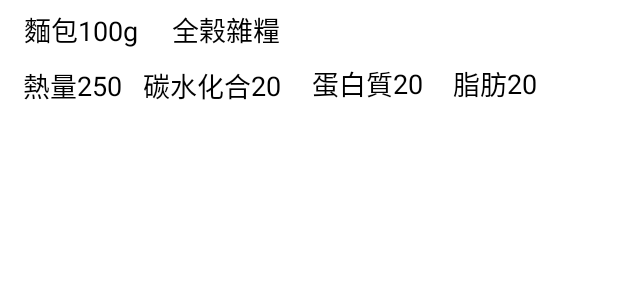
After one commit to YShann/rx-and-mvvm, an Android app: the layout recycler_item_food.xml on its own in the app's theme, with its tools: preview values and no code run, on a phone screen of 412 x 824 dp. The commit adds this screen. Shown: the top 300 px of the screen. Run offline under Robolectric (Android 15) with nearby library versions, the phone set to English and light mode, and no system bars.

Commit message:
新增-Food各個檔(依照User，但還沒實作畫面出來)
照User新增(Food、FoodModel、FoodAPI、FoodAPISource、FoodSource、FoodItem、FoodViewModel、recycler_item_food)各個檔

```diff
--- /dev/null
+++ b/app/src/main/res/layout/recycler_item_food.xml
@@ -0,0 +1,159 @@
+<?xml version="1.0" encoding="utf-8"?>
+<androidx.constraintlayout.widget.ConstraintLayout xmlns:android="http://schemas.android.com/apk/res/android"
+    xmlns:app="http://schemas.android.com/apk/res-auto"
+    xmlns:tools="http://schemas.android.com/tools"
+    android:layout_width="match_parent"
+    android:layout_height="wrap_content">
+
+    <TextView
+        android:id="@+id/textView"
+        android:layout_width="wrap_content"
+        android:layout_height="wrap_content"
+        android:layout_marginStart="16dp"
+        android:layout_marginBottom="8dp"
+        android:text="熱量"
+        android:textColor="@color/black"
+        android:textSize="18sp"
+        app:layout_constraintBottom_toBottomOf="parent"
+        app:layout_constraintEnd_toStartOf="@+id/recycler_item_food_energy"
+        app:layout_constraintStart_toStartOf="parent"
+        app:layout_constraintTop_toBottomOf="@+id/recycler_item_food_name" />
+
+    <TextView
+        android:id="@+id/recycler_item_food_name"
+        android:layout_width="80dp"
+        android:layout_height="wrap_content"
+        android:layout_marginStart="16dp"
+        android:layout_marginTop="6dp"
+        android:layout_marginBottom="10dp"
+        android:textColor="@color/black"
+        android:textSize="18sp"
+        app:layout_constraintBottom_toTopOf="@+id/textView"
+        app:layout_constraintEnd_toStartOf="@+id/recycler_item_food_type"
+        app:layout_constraintStart_toStartOf="parent"
+        app:layout_constraintTop_toTopOf="parent"
+        tools:text="麵包100g" />
+
+    <TextView
+        android:id="@+id/recycler_item_food_type"
+        android:layout_width="80dp"
+        android:layout_height="wrap_content"
+        android:layout_marginStart="18dp"
+        android:layout_marginTop="6dp"
+        android:layout_marginEnd="217dp"
+        android:layout_marginBottom="10dp"
+        android:textColor="@color/black"
+        android:textSize="18sp"
+        app:layout_constraintBottom_toTopOf="@+id/textView"
+        app:layout_constraintEnd_toEndOf="parent"
+        app:layout_constraintStart_toEndOf="@+id/recycler_item_food_name"
+        app:layout_constraintTop_toTopOf="parent"
+        app:layout_constraintVertical_bias="0.0"
+        tools:text="全榖雜糧" />
+
+    <TextView
+        android:id="@+id/textView2"
+        android:layout_width="wrap_content"
+        android:layout_height="wrap_content"
+        android:layout_marginTop="10dp"
+        android:layout_marginBottom="8dp"
+        android:text="碳水化合"
+        android:textColor="@color/black"
+        android:textSize="18sp"
+        app:layout_constraintBottom_toBottomOf="parent"
+        app:layout_constraintEnd_toStartOf="@+id/recycler_item_food_carbohydrate"
+        app:layout_constraintStart_toEndOf="@+id/recycler_item_food_energy"
+        app:layout_constraintTop_toBottomOf="@+id/recycler_item_food_type" />
+
+    <TextView
+        android:id="@+id/recycler_item_food_energy"
+        android:layout_width="wrap_content"
+        android:layout_height="wrap_content"
+        android:layout_marginTop="10dp"
+        android:layout_marginEnd="14dp"
+        android:layout_marginBottom="8dp"
+        android:textColor="@color/black"
+        android:textSize="18sp"
+        app:layout_constraintBottom_toBottomOf="parent"
+        app:layout_constraintEnd_toStartOf="@+id/textView2"
+        app:layout_constraintStart_toEndOf="@+id/textView"
+        app:layout_constraintTop_toBottomOf="@+id/recycler_item_food_name"
+        tools:text="250" />
+
+    <TextView
+        android:id="@+id/textView3"
+        android:layout_width="wrap_content"
+        android:layout_height="wrap_content"
+        android:layout_marginStart="11dp"
+        android:layout_marginTop="40dp"
+        android:layout_marginBottom="8dp"
+        android:text="蛋白質"
+        android:textColor="@color/black"
+        android:textSize="18sp"
+        app:layout_constraintBottom_toBottomOf="parent"
+        app:layout_constraintEnd_toStartOf="@+id/recycler_item_food_protein"
+        app:layout_constraintStart_toEndOf="@+id/recycler_item_food_carbohydrate"
+        app:layout_constraintTop_toTopOf="parent" />
+
+    <TextView
+        android:id="@+id/textView23"
+        android:layout_width="wrap_content"
+        android:layout_height="wrap_content"
+        android:layout_marginStart="10dp"
+        android:layout_marginTop="40dp"
+        android:layout_marginBottom="8dp"
+        android:text="脂肪"
+        android:textColor="@color/black"
+        android:textSize="18sp"
+        app:layout_constraintBottom_toBottomOf="parent"
+        app:layout_constraintEnd_toStartOf="@+id/recycler_item_food_fat"
+        app:layout_constraintStart_toEndOf="@+id/recycler_item_food_protein"
+        app:layout_constraintTop_toTopOf="parent" />
+
+    <TextView
+        android:id="@+id/recycler_item_food_carbohydrate"
+        android:layout_width="wrap_content"
+        android:layout_height="wrap_content"
+        android:layout_marginTop="10dp"
+        android:layout_marginEnd="9dp"
+        android:layout_marginBottom="8dp"
+        android:textColor="@color/black"
+        android:textSize="18sp"
+        app:layout_constraintBottom_toBottomOf="parent"
+        app:layout_constraintEnd_toStartOf="@+id/textView3"
+        app:layout_constraintStart_toEndOf="@+id/textView2"
+        app:layout_constraintTop_toBottomOf="@+id/recycler_item_food_type"
+        tools:text="20" />
+
+    <TextView
+        android:id="@+id/recycler_item_food_protein"
+        android:layout_width="wrap_content"
+        android:layout_height="wrap_content"
+        android:layout_marginTop="40dp"
+        android:layout_marginEnd="10dp"
+        android:layout_marginBottom="8dp"
+        android:textColor="@color/black"
+        android:textSize="18sp"
+        app:layout_constraintBottom_toBottomOf="parent"
+        app:layout_constraintEnd_toStartOf="@+id/textView23"
+        app:layout_constraintStart_toEndOf="@+id/textView3"
+        app:layout_constraintTop_toTopOf="parent"
+        tools:text="20" />
+
+    <TextView
+        android:id="@+id/recycler_item_food_fat"
+        android:layout_width="wrap_content"
+        android:layout_height="wrap_content"
+        android:layout_marginTop="40dp"
+        android:layout_marginEnd="55dp"
+        android:layout_marginBottom="8dp"
+        android:textColor="@color/black"
+        android:textSize="18sp"
+        app:layout_constraintBottom_toBottomOf="parent"
+        app:layout_constraintEnd_toEndOf="parent"
+        app:layout_constraintStart_toEndOf="@+id/textView23"
+        app:layout_constraintTop_toTopOf="parent"
+        tools:text="20" />
+
+
+</androidx.constraintlayout.widget.ConstraintLayout>
```
Also changed, not shown: app/src/main/java/tw/edu/ntub/imd/birc/rxandmvvm/data/Food.kt (added, +18 -0 lines), app/src/main/java/tw/edu/ntub/imd/birc/rxandmvvm/model/FoodModel.kt (added, +13 -0 lines), app/src/main/java/tw/edu/ntub/imd/birc/rxandmvvm/source/FoodSource.kt (added, +9 -0 lines), app/src/main/java/tw/edu/ntub/imd/birc/rxandmvvm/source/api/FoodAPI.kt (added, +16 -0 lines), app/src/main/java/tw/edu/ntub/imd/birc/rxandmvvm/source/api/FoodAPISource.kt (added, +15 -0 lines), app/src/main/java/tw/edu/ntub/imd/birc/rxandmvvm/view/adapter/item/FoodItem.kt (added, +30 -0 lines), app/src/main/java/tw/edu/ntub/imd/birc/rxandmvvm/view/fragement/RecordFragment.kt (+56 -63 lines), app/src/main/java/tw/edu/ntub/imd/birc/rxandmvvm/viewmodel/FoodViewModel.kt (added, +14 -0 lines).
